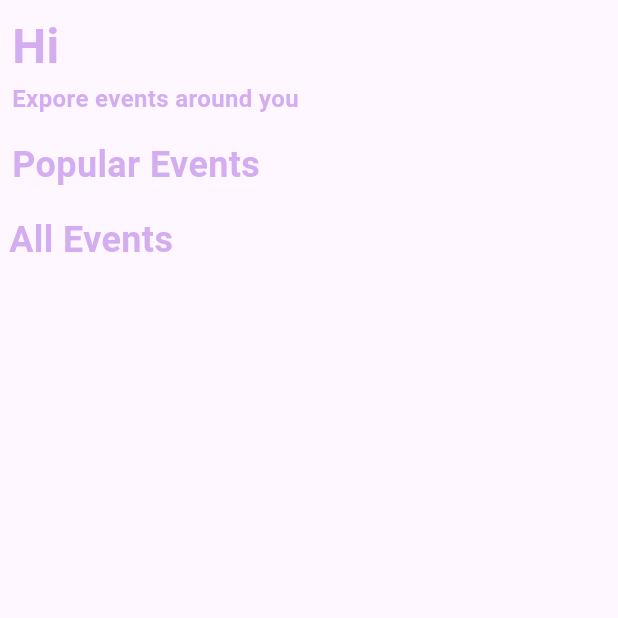
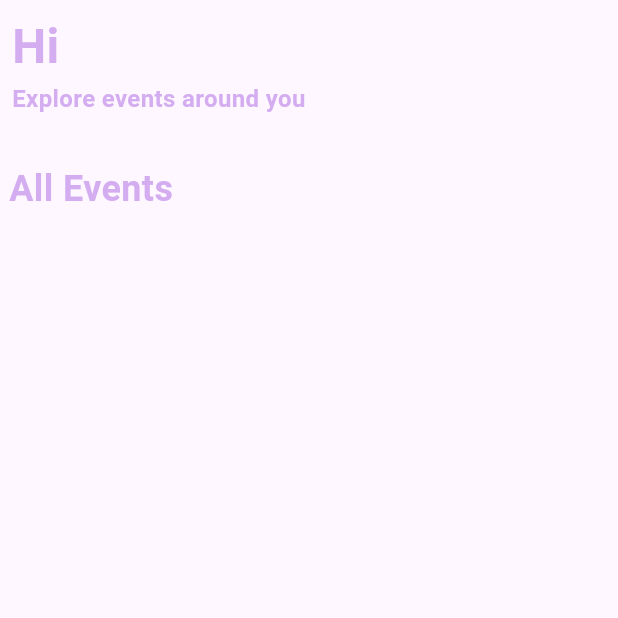
Before and after one commit to EhabHaque/wellness-app-master, a Flutter app: the Event screen opened directly, on a phone screen of 412 x 824 dp, the top half of it. Run offline on Flutter 3.47's test engine with Material 3 defaults, Android fonts, the phone set to English and light mode, and no system bars; our stand-ins replace appwrite, carousel_slider, file_picker, shared_preferences; missing offline and left inert: image_picker_web; accounts and stored records are empty; network calls fail.

Commit message:
cleaned up imports
-Deleted unused imports
-flutter clean, pub get, run

```diff
--- a/lib/SecondPage.dart
+++ b/lib/SecondPage.dart
@@ -1,4 +1,3 @@
-import 'package:flutter/cupertino.dart';
 import 'package:flutter/material.dart';
 import 'main.dart' as prefix0;
 import 'main.dart';
--- a/lib/auth.dart
+++ b/lib/auth.dart
@@ -30,7 +30,7 @@ Future loginUser(String email, String password) async {
     SavedData.saveUserId(user.userId);
     getUserData();
     return true;
-  } on AppwriteException catch (e) {
+  } on AppwriteException {
     return false;
   }
 }
--- a/lib/checkSessions.dart
+++ b/lib/checkSessions.dart
@@ -1,9 +1,7 @@
 import 'package:tutvideo/events.dart';
 
 import 'auth.dart';
-import 'main.dart';
 import 'login.dart';
-import 'package:flutter/foundation.dart';
 import 'package:flutter/material.dart';
 
 class CheckSessions extends StatefulWidget {
--- a/lib/edit_event_page.dart
+++ b/lib/edit_event_page.dart
@@ -6,7 +6,6 @@ import 'custom_input_form.dart';
 import 'database.dart';
 import 'saved_data.dart';
 import 'package:file_picker/file_picker.dart';
-import 'package:flutter/foundation.dart';
 import 'package:flutter/material.dart';
 
 import '../auth.dart';
--- a/lib/event_details.dart
+++ b/lib/event_details.dart
@@ -3,7 +3,6 @@ import 'main.dart';
 import 'format_datetime.dart';
 import 'database.dart';
 import 'saved_data.dart';
-import 'package:flutter/foundation.dart';
 import 'package:flutter/material.dart';
 import 'package:url_launcher/url_launcher.dart';
 
--- a/lib/events.dart
+++ b/lib/events.dart
@@ -1,21 +1,9 @@
 import 'package:flutter/material.dart';
 import 'package:appwrite/models.dart';
 import 'package:carousel_slider/carousel_slider.dart';
-
-import 'auth.dart';
 import 'main.dart';
 import 'event_container.dart';
-
 import 'database.dart';
-import 'saved_data.dart';
-
-import 'create_event_page.dart';
-import 'event_details.dart';
-import 'login.dart';
-import 'popular_item.dart';
-import 'profile_page.dart';
-
-import 'package:flutter/material.dart';
 
 class Event extends StatefulWidget {
   const Event({super.key});
@@ -31,7 +19,7 @@ class _EventState extends State<Event> {
 
   @override
   void initState() {
-  //userName = SavedData.getUserName().split(" ")[0];
+    //userName = SavedData.getUserName().split(" ")[0];
     refresh();
     super.initState();
   }
@@ -86,7 +74,7 @@ class _EventState extends State<Event> {
                         fontSize: 32,
                         fontWeight: FontWeight.w600),
                   ),
-                  Text("Expore events around you",
+                  Text("Explore events around you",
                       style: TextStyle(
                           color: appTheme.primaryColor,
                           fontSize: 16,
@@ -111,37 +99,9 @@ class _EventState extends State<Event> {
                           ],
                         ),
                   const SizedBox(height: 16),
-                  Text(
-                    "Popular Events ",
-                    style: TextStyle(
-                      color: appTheme.primaryColor,
-                      fontSize: 24,
-                      fontWeight: FontWeight.bold,
-                    ),
-                  ),
                 ],
               ),
             ),
-          ),
-          SliverList(
-            delegate: SliverChildListDelegate([
-              Container(
-                color: const Color(0xFF2E2E2E),
-                child: isLoading
-                    ? const SizedBox()
-                    : Column(
-                        children: [
-                          for (int i = 0; i < events.length && i < 5; i++) ...[
-                            PopularItem(
-                              eventData: events[i],
-                              index: i + 1,
-                            ),
-                            const Divider(),
-                          ],
-                        ],
-                      ),
-              )
-            ]),
           ),
           SliverToBoxAdapter(
             child: Padding(
--- a/lib/manage_events.dart
+++ b/lib/manage_events.dart
@@ -3,7 +3,6 @@ import 'main.dart';
 import 'database.dart';
 import 'edit_event_page.dart';
 import 'event_details.dart';
-import 'package:flutter/foundation.dart';
 import 'package:flutter/material.dart';
 
 class ManageEvents extends StatefulWidget {
```
Also changed, not shown: lib/main.dart (+4 -9 lines), 1 other file.
